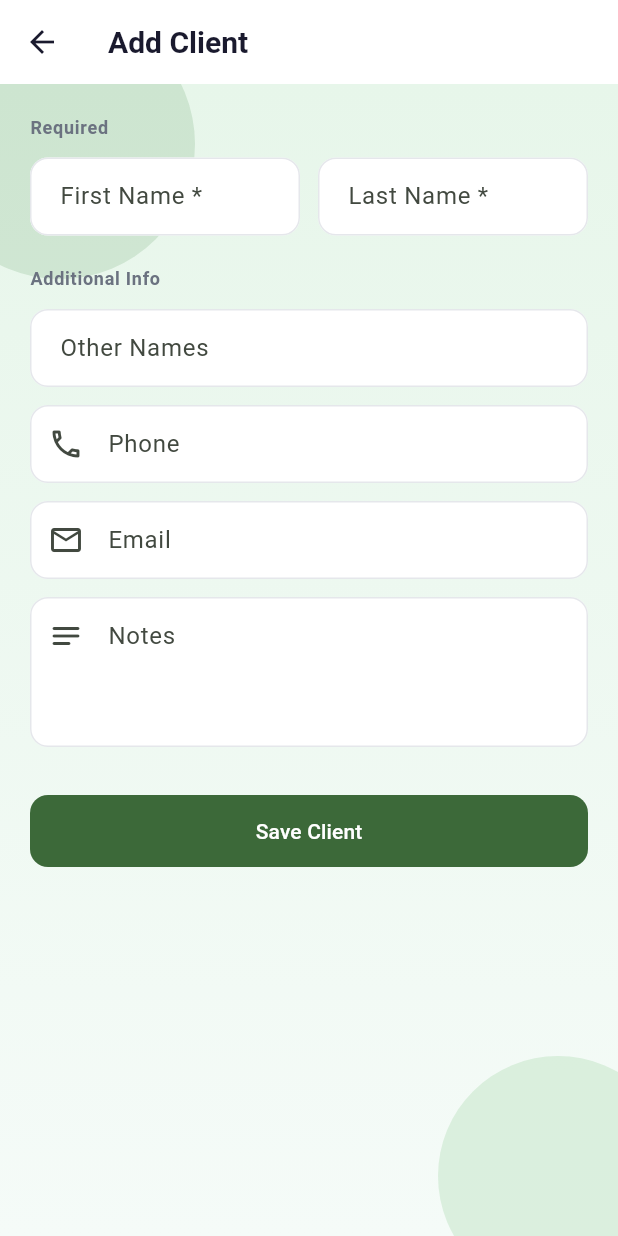
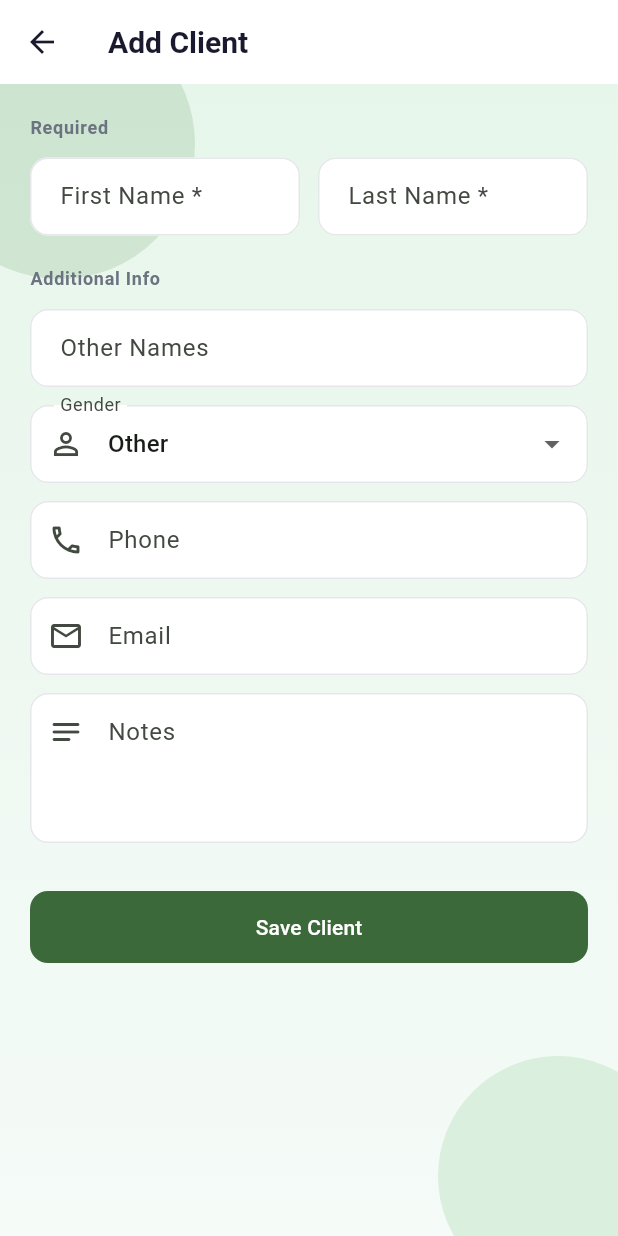
Before and after one commit to snowRepo/Tour-Manager, a Flutter app: the AddClientScreen screen opened by its route, on a phone screen of 412 x 824 dp. Run offline on Flutter 3.47's test engine with Material 3 defaults, Android fonts, the phone set to English and light mode, and no system bars; our stand-ins replace image_picker, pdf, printing, shared_preferences, sqflite; accounts and stored records are empty.

Commit message:
third commit

```diff
--- a/lib/database/db_helper.dart
+++ b/lib/database/db_helper.dart
@@ -24,10 +24,17 @@ class DbHelper {
 
     return openDatabase(
       path,
-      version: 1,
+      version: 2,
       onCreate: _onCreate,
+      onUpgrade: _onUpgrade,
       onConfigure: (db) async => await db.execute('PRAGMA foreign_keys = ON'),
     );
+  }
+
+  Future<void> _onUpgrade(Database db, int oldVersion, int newVersion) async {
+    if (oldVersion < 2) {
+      await db.execute("ALTER TABLE clients ADD COLUMN gender TEXT DEFAULT 'Other'");
+    }
   }
 
   Future<void> _onCreate(Database db, int version) async {
@@ -48,6 +55,7 @@ class DbHelper {
         first_name TEXT NOT NULL,
         last_name TEXT NOT NULL,
         other_names TEXT DEFAULT '',
+        gender TEXT DEFAULT 'Other',
         phone TEXT DEFAULT '',
         email TEXT DEFAULT '',
         notes TEXT DEFAULT '',
--- a/lib/models/client_model.dart
+++ b/lib/models/client_model.dart
@@ -3,6 +3,7 @@ class ClientModel {
   final String firstName;
   final String lastName;
   final String otherNames;
+  final String gender;
   final String phone;
   final String email;
   final String notes;
@@ -14,6 +15,7 @@ class ClientModel {
     required this.firstName,
     required this.lastName,
     this.otherNames = '',
+    this.gender = 'Other',
     this.phone = '',
     this.email = '',
     this.notes = '',
@@ -33,6 +35,7 @@ class ClientModel {
         'first_name': firstName,
         'last_name': lastName,
         'other_names': otherNames,
+        'gender': gender,
         'phone': phone,
         'email': email,
         'notes': notes,
@@ -45,6 +48,7 @@ class ClientModel {
         firstName: map['first_name'] as String,
         lastName: map['last_name'] as String,
         otherNames: map['other_names'] as String? ?? '',
+        gender: map['gender'] as String? ?? 'Other',
         phone: map['phone'] as String? ?? '',
         email: map['email'] as String? ?? '',
         notes: map['notes'] as String? ?? '',
@@ -57,6 +61,7 @@ class ClientModel {
     String? firstName,
     String? lastName,
     String? otherNames,
+    String? gender,
     String? phone,
     String? email,
     String? notes,
@@ -68,6 +73,7 @@ class ClientModel {
         firstName: firstName ?? this.firstName,
         lastName: lastName ?? this.lastName,
         otherNames: otherNames ?? this.otherNames,
+        gender: gender ?? this.gender,
         phone: phone ?? this.phone,
         email: email ?? this.email,
         notes: notes ?? this.notes,
--- a/lib/screens/clients/add_client_screen.dart
+++ b/lib/screens/clients/add_client_screen.dart
@@ -21,6 +21,7 @@ class _AddClientScreenState extends State<AddClientScreen> {
   final _phoneCtrl = TextEditingController();
   final _emailCtrl = TextEditingController();
   final _notesCtrl = TextEditingController();
+  String _selectedGender = 'Other';
   bool _isLoading = false;
 
   @override
@@ -49,6 +50,7 @@ class _AddClientScreenState extends State<AddClientScreen> {
       phone: _phoneCtrl.text.trim(),
       email: _emailCtrl.text.trim(),
       notes: _notesCtrl.text.trim(),
+      gender: _selectedGender,
       createdAt: now,
       updatedAt: now,
     );
@@ -101,6 +103,22 @@ class _AddClientScreenState extends State<AddClientScreen> {
                 _label('Additional Info'),
                 const SizedBox(height: 12),
                 _field(_otherNamesCtrl, 'Other Names'),
+                const SizedBox(height: 12),
+                DropdownButtonFormField<String>(
+                  value: _selectedGender,
+                  decoration: const InputDecoration(
+                    labelText: 'Gender',
+                    prefixIcon: Icon(Icons.person_outline),
+                  ),
+                  items: const [
+                    DropdownMenuItem(value: 'Male', child: Text('Male')),
+                    DropdownMenuItem(value: 'Female', child: Text('Female')),
+                    DropdownMenuItem(value: 'Other', child: Text('Other')),
+                  ],
+                  onChanged: (v) {
+                    if (v != null) setState(() => _selectedGender = v);
+                  },
+                ),
                 const SizedBox(height: 12),
                 _field(
                   _phoneCtrl,
--- a/lib/screens/clients/client_detail_screen.dart
+++ b/lib/screens/clients/client_detail_screen.dart
@@ -216,6 +216,7 @@ class _ClientDetailScreenState extends State<ClientDetailScreen> {
           const SizedBox(height: 16),
           const Divider(),
           const SizedBox(height: 8),
+          _infoRow(Icons.person_outline, c.gender),
           if (c.phone.isNotEmpty) _infoRow(Icons.phone_outlined, c.phone),
           if (c.email.isNotEmpty) _infoRow(Icons.email_outlined, c.email),
           if (c.notes.isNotEmpty) _infoRow(Icons.notes_rounded, c.notes),
--- a/lib/screens/clients/edit_client_screen.dart
+++ b/lib/screens/clients/edit_client_screen.dart
@@ -21,6 +21,7 @@ class _EditClientScreenState extends State<EditClientScreen> {
   late final TextEditingController _phoneCtrl;
   late final TextEditingController _emailCtrl;
   late final TextEditingController _notesCtrl;
+  late String _selectedGender;
   bool _isLoading = false;
 
   @override
@@ -33,6 +34,7 @@ class _EditClientScreenState extends State<EditClientScreen> {
     _phoneCtrl = TextEditingController(text: c.phone);
     _emailCtrl = TextEditingController(text: c.email);
     _notesCtrl = TextEditingController(text: c.notes);
+    _selectedGender = c.gender;
   }
 
   @override
@@ -60,6 +62,7 @@ class _EditClientScreenState extends State<EditClientScreen> {
       phone: _phoneCtrl.text.trim(),
       email: _emailCtrl.text.trim(),
       notes: _notesCtrl.text.trim(),
+      gender: _selectedGender,
       updatedAt: DateTime.now().toIso8601String(),
     );
     await context.read<ClientProvider>().updateClient(updated);
@@ -106,6 +109,22 @@ class _EditClientScreenState extends State<EditClientScreen> {
                 ),
                 const SizedBox(height: 12),
                 _field(_otherNamesCtrl, 'Other Names'),
+                const SizedBox(height: 12),
+                DropdownButtonFormField<String>(
+                  value: _selectedGender,
+                  decoration: const InputDecoration(
+                    labelText: 'Gender',
+                    prefixIcon: Icon(Icons.person_outline),
+                  ),
+                  items: const [
+                    DropdownMenuItem(value: 'Male', child: Text('Male')),
+                    DropdownMenuItem(value: 'Female', child: Text('Female')),
+                    DropdownMenuItem(value: 'Other', child: Text('Other')),
+                  ],
+                  onChanged: (v) {
+                    if (v != null) setState(() => _selectedGender = v);
+                  },
+                ),
                 const SizedBox(height: 12),
                 _field(
                   _phoneCtrl,
--- a/lib/screens/dashboard/dashboard_screen.dart
+++ b/lib/screens/dashboard/dashboard_screen.dart
@@ -55,6 +55,10 @@ class _DashboardScreenState extends State<DashboardScreen> {
     final auth = context.watch<AuthProvider>();
     final tripProv = context.watch<TripProvider>();
     final recentTrips = tripProv.trips.take(5).toList();
+
+    // Determine a responsive aspect ratio for the stats grid
+    final screenWidth = MediaQuery.of(context).size.width;
+    final statsAspectRatio = screenWidth < 600 ? 1.1 : 1.4;
 
     return Scaffold(
       appBar: AppBar(
@@ -129,7 +133,7 @@ class _DashboardScreenState extends State<DashboardScreen> {
                           physics: const NeverScrollableScrollPhysics(),
                           crossAxisSpacing: 12,
                           mainAxisSpacing: 12,
-                          childAspectRatio: 1.3,
+                          childAspectRatio: statsAspectRatio,
                           children: [
                             StatCard(
                               label: 'Total Clients',
--- a/lib/services/financial_service.dart
+++ b/lib/services/financial_service.dart
@@ -25,8 +25,8 @@ class FinancialService {
         .fold<double>(0.0, (sum, p) => sum + p.amount.abs());
   }
 
-  /// Format double as GHS currency string e.g. GHS1,234.56
-  String formatCurrency(double amount) => 'GHS${_fmt.format(amount)}';
+  /// Format double as GHS currency string e.g. GHS 1,234.56
+  String formatCurrency(double amount) => 'GHS ${_fmt.format(amount)}';
 
   bool isFullyPaid(double balance) => balance <= 0.0;
   bool isOverpaid(double balance) => balance < 0.0;
```
Also changed, not shown: lib/screens/settings/settings_screen.dart (+16 -4 lines), lib/widgets/stat_card.dart (+16 -3 lines), pubspec.yaml (+8 -0 lines), pubspec.lock, 118 other files.
